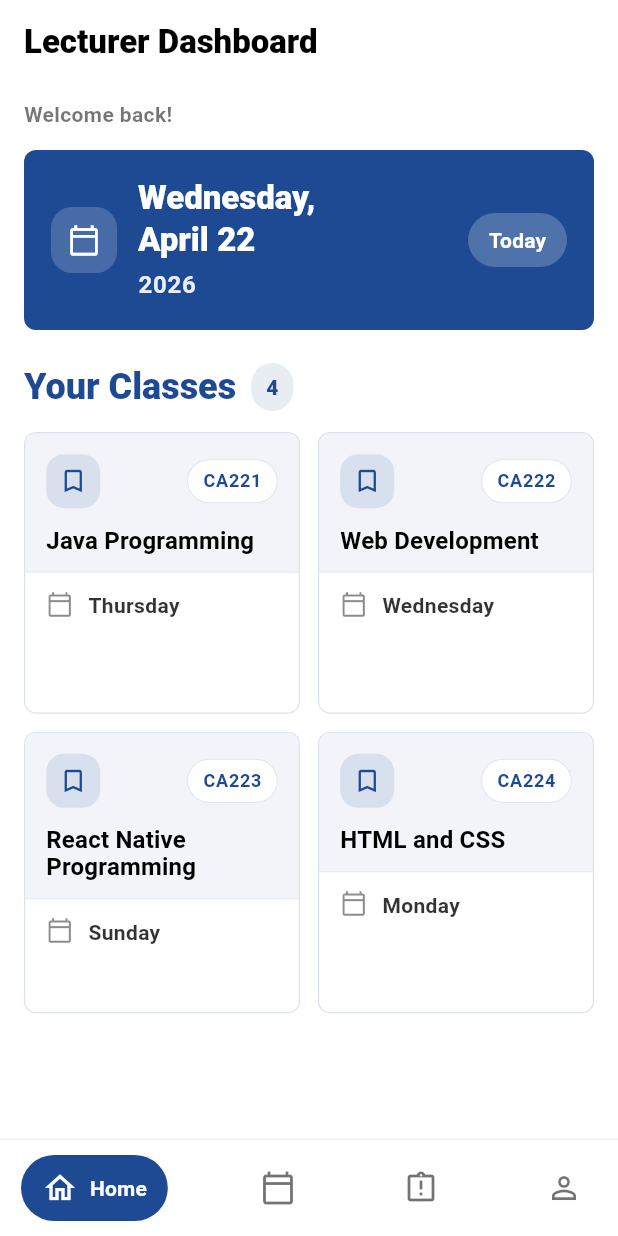
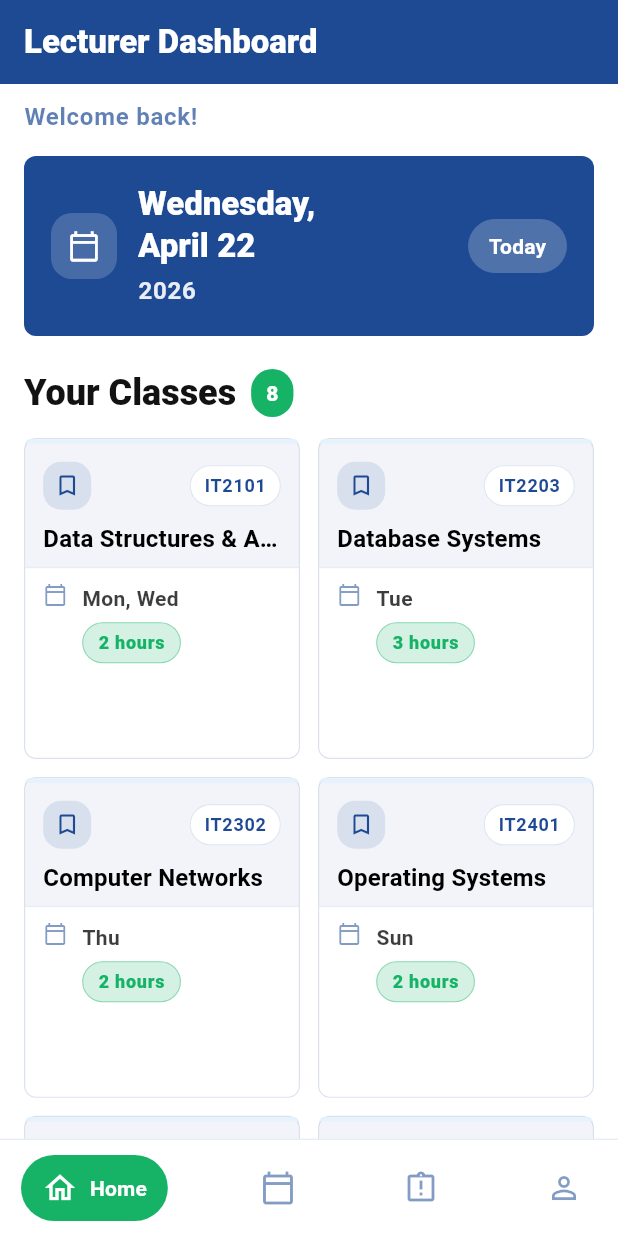
Before and after one commit to Diinsaalow/just-lecture-attendance, a Flutter app: the screen it shows after launch, on a phone screen of 412 x 824 dp. Run offline on Flutter 3.47's test engine with Material 3 defaults, Android fonts, the phone set to English and light mode, and no system bars; our stand-ins replace get.

Commit message:
Updated dashboard functionality by modifying class session data to reflect new course details and added hours attribute. Enhanced UI elements in ClassCard and ClassesSectionHeader for improved styling and consistency across the dashboard.

```diff
--- a/mobile/lib/modules/dashboard/controllers/dashboard_controller.dart
+++ b/mobile/lib/modules/dashboard/controllers/dashboard_controller.dart
@@ -11,28 +11,60 @@ class DashboardController extends GetxController {
     // Seed data for UI; replace with API/service later.
     sessions.assignAll(const [
       ClassSession(
-        courseName: 'Java Programming',
-        courseCode: 'CA221',
-        startTime: 'Thursday',
-        daysOfWeek: 'Thursday',
+        courseName: 'Data Structures & Algorithms',
+        courseCode: 'IT2101',
+        startTime: '08:00',
+        daysOfWeek: 'Mon, Wed',
+        hours: 2,
       ),
       ClassSession(
-        courseName: 'Web Development',
-        courseCode: 'CA222',
-        startTime: 'Monday, Wednesday',
-        daysOfWeek: 'Wednesday',
+        courseName: 'Database Systems',
+        courseCode: 'IT2203',
+        startTime: '10:00',
+        daysOfWeek: 'Tue',
+        hours: 3,
       ),
       ClassSession(
-        courseName: 'React Native Programming',
-        courseCode: 'CA223',
-        startTime: 'Monday, Wednesday',
-        daysOfWeek: 'Sunday',
+        courseName: 'Computer Networks',
+        courseCode: 'IT2302',
+        startTime: '12:00',
+        daysOfWeek: 'Thu',
+        hours: 2,
       ),
       ClassSession(
-        courseName: 'HTML and CSS',
-        courseCode: 'CA224',
-        startTime: 'Monday',
-        daysOfWeek: 'Monday',
+        courseName: 'Operating Systems',
+        courseCode: 'IT2401',
+        startTime: '14:00',
+        daysOfWeek: 'Sun',
+        hours: 2,
+      ),
+      ClassSession(
+        courseName: 'Mobile App Development',
+        courseCode: 'IT2504',
+        startTime: '08:00',
+        daysOfWeek: 'Tue',
+        hours: 2,
+      ),
+      ClassSession(
+        courseName: 'Software Engineering',
+        courseCode: 'IT2602',
+        startTime: '10:00',
+        daysOfWeek: 'Mon',
+        hours: 1,
+      ),
+      ClassSession(
+        courseName: 'Web Programming',
+        courseCode: 'IT2703',
+        startTime: '12:00',
+        daysOfWeek: 'Wed',
+        hours: 2,
+      ),
+      ClassSession(
+        courseName: 'Cybersecurity Fundamentals',
+        courseCode: 'IT2801',
+        startTime: '14:00',
+        daysOfWeek: 'Thu',
+        hours: 2,
       ),
     ]);
   }
--- a/mobile/lib/modules/dashboard/models/class_session.dart
+++ b/mobile/lib/modules/dashboard/models/class_session.dart
@@ -4,10 +4,12 @@ class ClassSession {
     required this.courseCode,
     required this.startTime,
     required this.daysOfWeek,
+    required this.hours,
   });
 
   final String courseName;
   final String courseCode;
   final String startTime;
   final String daysOfWeek;
+  final int hours;
 }
--- a/mobile/lib/modules/dashboard/views/dashboard_shell_view.dart
+++ b/mobile/lib/modules/dashboard/views/dashboard_shell_view.dart
@@ -55,7 +55,7 @@ class _BottomPillNavBar extends StatelessWidget {
         decoration: BoxDecoration(
           color: Colors.white,
           border: Border(
-            top: BorderSide(color: Colors.black.withValues(alpha: 0.06)),
+            top: BorderSide(color: AppColors.primary.withValues(alpha: 0.10)),
           ),
         ),
         child: Row(
@@ -91,8 +91,8 @@ class _BottomPillNavItem extends StatelessWidget {
 
   @override
   Widget build(BuildContext context) {
-    final pillColor = AppColors.primary;
-    final inactiveColor = Colors.black.withValues(alpha: 0.55);
+    final pillColor = AppColors.secondary;
+    final inactiveColor = AppColors.primary.withValues(alpha: 0.55);
 
     return Material(
       color: Colors.transparent,
--- a/mobile/lib/modules/dashboard/views/dashboard_view.dart
+++ b/mobile/lib/modules/dashboard/views/dashboard_view.dart
@@ -1,5 +1,6 @@
 import 'package:flutter/material.dart';
 import 'package:get/get.dart';
+import 'package:mobile/core/values/app_colors.dart';
 import 'package:mobile/modules/dashboard/controllers/dashboard_controller.dart';
 import 'package:mobile/modules/dashboard/widgets/class_card.dart';
 import 'package:mobile/modules/dashboard/widgets/classes_section_header.dart';
@@ -10,25 +11,25 @@ class DashboardView extends GetView<DashboardController> {
 
   @override
   Widget build(BuildContext context) {
-    final primary = Theme.of(context).primaryColor;
+    final primary = AppColors.primary;
     return Scaffold(
       appBar: AppBar(
-        backgroundColor: Colors.white,
+        backgroundColor: primary,
         elevation: 0,
         title: const Text(
           'Lecturer Dashboard',
-          style: TextStyle(color: Colors.black, fontWeight: FontWeight.w800),
+          style: TextStyle(color: Colors.white, fontWeight: FontWeight.w800),
         ),
-        iconTheme: const IconThemeData(color: Colors.black),
+        iconTheme: const IconThemeData(color: Colors.white),
       ),
       backgroundColor: Colors.white,
       body: ListView(
         padding: const EdgeInsets.fromLTRB(16, 10, 16, 24),
         children: [
-          const Text(
+          Text(
             'Welcome back!',
-            style: TextStyle(
-              color: Colors.black54,
+            style: Theme.of(context).textTheme.bodyLarge?.copyWith(
+              color: primary.withValues(alpha: 0.70),
               fontWeight: FontWeight.w600,
             ),
           ),
@@ -56,7 +57,7 @@ class DashboardView extends GetView<DashboardController> {
                 crossAxisCount: 2,
                 crossAxisSpacing: 12,
                 mainAxisSpacing: 12,
-                childAspectRatio: 0.98,
+                childAspectRatio: 0.86,
               ),
             ),
           ),
--- a/mobile/lib/modules/dashboard/widgets/class_card.dart
+++ b/mobile/lib/modules/dashboard/widgets/class_card.dart
@@ -1,4 +1,5 @@
 import 'package:flutter/material.dart';
+import 'package:mobile/core/values/app_colors.dart';
 import 'package:mobile/modules/dashboard/models/class_session.dart';
 
 class ClassCard extends StatelessWidget {
@@ -9,7 +10,9 @@ class ClassCard extends StatelessWidget {
 
   @override
   Widget build(BuildContext context) {
-    final primary = Theme.of(context).primaryColor;
+    final theme = Theme.of(context);
+    final primary = theme.primaryColor;
+    final secondary = theme.secondaryHeaderColor;
     final borderColor = primary.withValues(alpha: 0.16);
     final dividerColor = primary.withValues(alpha: 0.10);
     const radius = 8.0;
@@ -24,21 +27,25 @@ class ClassCard extends StatelessWidget {
         crossAxisAlignment: CrossAxisAlignment.stretch,
         children: [
           Container(
-            padding: const EdgeInsets.fromLTRB(14, 14, 14, 12),
+            height: 3,
             decoration: BoxDecoration(
-              color: tintColor,
+              color: secondary.withValues(alpha: 0.9),
               borderRadius: const BorderRadius.vertical(
                 top: Radius.circular(radius),
               ),
             ),
+          ),
+          Container(
+            padding: const EdgeInsets.fromLTRB(12, 12, 12, 10),
+            decoration: BoxDecoration(color: tintColor),
             child: Column(
               crossAxisAlignment: CrossAxisAlignment.start,
               children: [
                 Row(
                   children: [
                     Container(
-                      height: 36,
-                      width: 36,
+                      height: 32,
+                      width: 32,
                       decoration: BoxDecoration(
                         color: primary.withValues(alpha: 0.12),
                         borderRadius: BorderRadius.circular(12),
@@ -46,14 +53,14 @@ class ClassCard extends StatelessWidget {
                       child: Icon(
                         Icons.bookmark_outline,
                         color: primary,
-                        size: 20,
+                        size: 18,
                       ),
                     ),
                     const Spacer(),
                     Container(
                       padding: const EdgeInsets.symmetric(
-                        horizontal: 10,
-                        vertical: 6,
+                        horizontal: 9,
+                        vertical: 5,
                       ),
                       decoration: BoxDecoration(
                         color: Colors.white,
@@ -65,8 +72,7 @@ class ClassCard extends StatelessWidget {
                       ),
                       child: Text(
                         session.courseCode,
-                        style: Theme.of(context).textTheme.labelMedium
-                            ?.copyWith(
+                        style: theme.textTheme.labelMedium?.copyWith(
                           color: primary,
                           fontWeight: FontWeight.w700,
                         ),
@@ -74,12 +80,12 @@ class ClassCard extends StatelessWidget {
                     ),
                   ],
                 ),
-                const SizedBox(height: 12),
+                const SizedBox(height: 10),
                 Text(
                   session.courseName,
-                  maxLines: 2,
+                  maxLines: 1,
                   overflow: TextOverflow.ellipsis,
-                  style: Theme.of(context).textTheme.titleMedium?.copyWith(
+                  style: theme.textTheme.titleMedium?.copyWith(
                     color: Colors.black,
                     fontWeight: FontWeight.w700,
                     height: 1.15,
@@ -90,23 +96,60 @@ class ClassCard extends StatelessWidget {
           ),
           Container(height: 1, color: dividerColor),
           Padding(
-            padding: const EdgeInsets.fromLTRB(14, 12, 14, 14),
+            padding: const EdgeInsets.fromLTRB(12, 10, 12, 12),
             child: Row(
               crossAxisAlignment: CrossAxisAlignment.start,
               children: [
                 Icon(
                   Icons.calendar_today_outlined,
-                  size: 18,
-                  color: Colors.black.withValues(alpha: 0.45),
+                  size: 16,
+                  color: primary.withValues(alpha: 0.55),
                 ),
                 const SizedBox(width: 10),
                 Expanded(
-                  child: Text(
+                  child: Column(
+                    crossAxisAlignment: CrossAxisAlignment.start,
+                    children: [
+                      Text(
                         session.daysOfWeek,
-                    style: Theme.of(context).textTheme.bodyMedium?.copyWith(
-                      color: Colors.black.withValues(alpha: 0.8),
+                        style: theme.textTheme.bodyMedium?.copyWith(
+                          color: AppColors.darkBackground.withValues(
+                            alpha: 0.82,
+                          ),
                           fontWeight: FontWeight.w600,
                         ),
+                      ),
+                      const SizedBox(height: 6),
+                      Container(
+                        padding: const EdgeInsets.symmetric(
+                          horizontal: 10,
+                          vertical: 5,
+                        ),
+                        decoration: BoxDecoration(
+                          color: AppColors.secondary.withValues(alpha: 0.18),
+                          borderRadius: BorderRadius.circular(999),
+                          border: Border.all(
+                            color: AppColors.secondary.withValues(alpha: 0.40),
+                            width: 0.7,
+                          ),
+                        ),
+                        child: FittedBox(
+                          fit: BoxFit.scaleDown,
+                          // alignment: Alignment.centerLeft,
+                          child: Text(
+                            '${session.hours} hour${session.hours == 1 ? '' : 's'}',
+                            style:
+                                (theme.textTheme.labelMedium ??
+                                        const TextStyle(fontSize: 12))
+                                    .copyWith(
+                                      fontSize: 12,
+                                      color: AppColors.secondary,
+                                      fontWeight: FontWeight.w800,
+                                    ),
+                          ),
+                        ),
+                      ),
+                    ],
                   ),
                 ),
               ],
--- a/mobile/lib/modules/dashboard/widgets/classes_section_header.dart
+++ b/mobile/lib/modules/dashboard/widgets/classes_section_header.dart
@@ -1,40 +1,40 @@
 import 'package:flutter/material.dart';
+import 'package:mobile/core/values/app_colors.dart';
 
 class ClassesSectionHeader extends StatelessWidget {
-  const ClassesSectionHeader({
-    super.key,
-    required this.count,
-  });
+  const ClassesSectionHeader({super.key, required this.count});
 
   final int count;
 
   @override
   Widget build(BuildContext context) {
-    final bg = Theme.of(context).primaryColor.withValues(alpha: 0.10);
-    final fg = Theme.of(context).primaryColor;
+    final primary = Theme.of(context).primaryColor;
+    final secondary = Theme.of(context).secondaryHeaderColor;
+    final bg = secondary.withValues(alpha: 0.85);
+    final fg = primary;
 
     return Row(
       children: [
         Text(
           'Your Classes',
           style: Theme.of(context).textTheme.headlineSmall?.copyWith(
-                color: fg,
-                fontWeight: FontWeight.w800,
-              ),
+            color: AppColors.darkBackground,
+            fontWeight: FontWeight.w800,
+          ),
         ),
         const SizedBox(width: 10),
         Container(
           padding: const EdgeInsets.symmetric(horizontal: 10, vertical: 6),
           decoration: BoxDecoration(
-            color: bg,
+            color: AppColors.secondary,
             borderRadius: BorderRadius.circular(999),
           ),
           child: Text(
             '$count',
             style: Theme.of(context).textTheme.labelLarge?.copyWith(
-                  color: fg,
-                  fontWeight: FontWeight.w800,
-                ),
+              color: Colors.white,
+              fontWeight: FontWeight.w800,
+            ),
           ),
         ),
       ],
```
Lines whose indentation alone changed are shown as unchanged.
